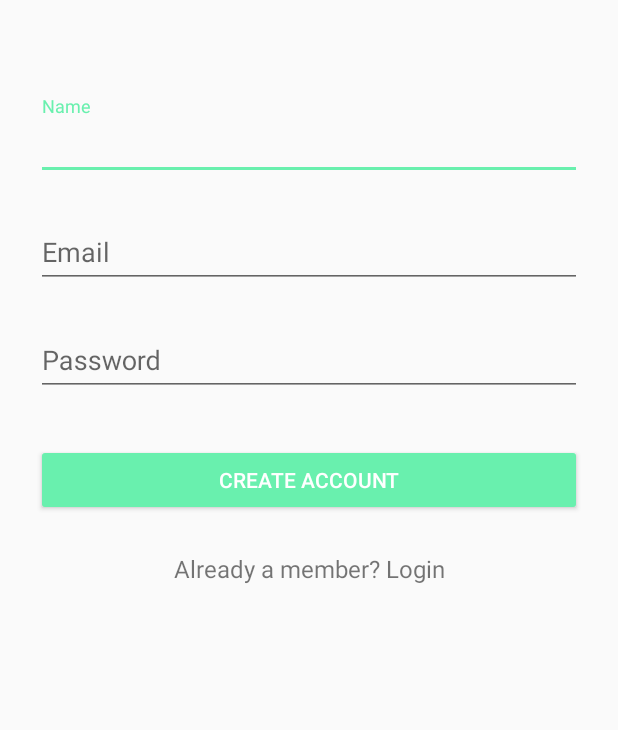
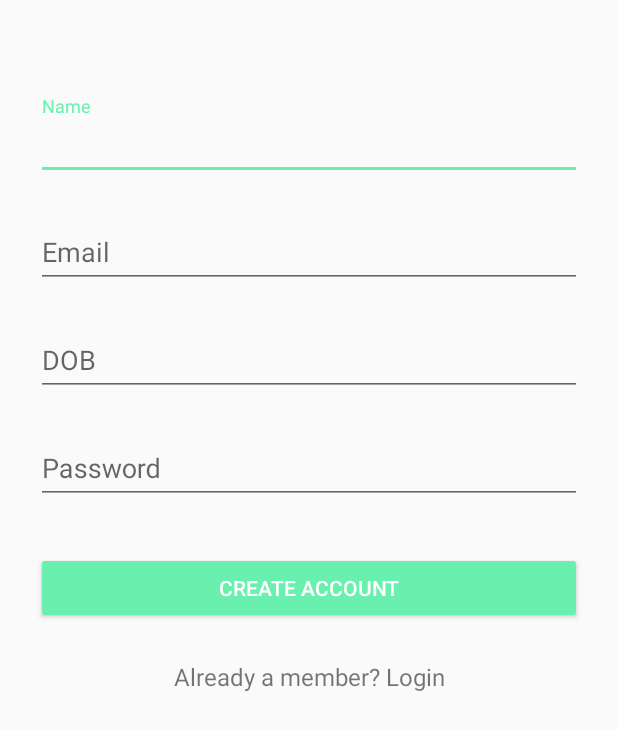
Before and after one commit to zachkirlew/WaxWanderer, an Android app: the SignUpActivity screen opened directly, with no data from a screen before it, after a tap on "CREATE ACCOUNT", on a phone screen of 412 x 824 dp. Shown: the top 730 px of the screen. Run offline under Robolectric (Android 15) with nearby library versions, the phone set to English and light mode, and no system bars; our stand-ins replace Firebase (no records; nobody signed in at launch, a user with empty details on screens opened directly); 1 statement that could not run was skipped.

Commit message:
Style choice screen added

```diff
--- /dev/null
+++ b/app/src/main/java/com/zachkirlew/applications/waxwanderer/data/model/User.kt
@@ -0,0 +1,5 @@
+package com.zachkirlew.applications.waxwanderer.data.model
+
+import java.util.*
+
+data class User(val name: String,val email : String, val dob: Date)
--- a/app/src/main/java/com/zachkirlew/applications/waxwanderer/sign_up/SignUpActivity.kt
+++ b/app/src/main/java/com/zachkirlew/applications/waxwanderer/sign_up/SignUpActivity.kt
@@ -1,24 +1,32 @@
 package com.zachkirlew.applications.waxwanderer.sign_up
 
+import android.app.DatePickerDialog
 import android.content.Intent
 import android.os.Bundle
 import android.support.v7.app.AppCompatActivity
 import android.widget.Button
+import android.widget.DatePicker
 import android.widget.EditText
 import android.widget.Toast
 import com.zachkirlew.applications.waxwanderer.R
 import com.zachkirlew.applications.waxwanderer.explore.ExploreActivity
+import com.zachkirlew.applications.waxwanderer.styles.StylesActivity
+import java.text.DateFormat
+import java.util.*
 
 
-class SignUpActivity : AppCompatActivity(), SignUpContract.View{
-
+class SignUpActivity : AppCompatActivity(), SignUpContract.View, DatePickerDialog.OnDateSetListener {
 
     private lateinit var presenter: SignUpPresenter
+
+    private var chosenDate: Date? = null
 
     private val buttonSignUp by lazy {findViewById<Button>(R.id.btn_sign_up)}
     private val editTextName by lazy {findViewById<EditText>(R.id.input_name)}
     private val editTextEmail by lazy {findViewById<EditText>(R.id.input_email)}
     private val editTextPassword by lazy {findViewById<EditText>(R.id.input_password)}
+
+    private val editTextDOB by lazy{findViewById<EditText>(R.id.input_dob)}
 
     override fun onCreate(savedInstanceState: Bundle?) {
         super.onCreate(savedInstanceState)
@@ -27,10 +35,14 @@ class SignUpActivity : AppCompatActivity(), SignUpContract.View{
         presenter = SignUpPresenter(this)
 
         buttonSignUp.setOnClickListener {getSignUpCreds()}
+
+        editTextDOB.setOnFocusChangeListener { view, hasFocus -> if (hasFocus) showDateDialog() }
     }
 
-    override fun startExploreActivity() {
-        val intent = Intent(this, ExploreActivity::class.java)
+
+
+    override fun startStylesActivity() {
+        val intent = Intent(this, StylesActivity::class.java)
         startActivity(intent)
     }
 
@@ -39,8 +51,34 @@ class SignUpActivity : AppCompatActivity(), SignUpContract.View{
         val name = editTextName.text.toString()
         val email = editTextEmail.text.toString()
         val password = editTextPassword.text.toString()
+        val dob = chosenDate!!
 
-        presenter.signUp(name,email,password)
+        presenter.signUp(name,email,dob,password)
+    }
+
+    private fun showDateDialog() {
+
+        val  c = Calendar.getInstance()
+        val mYear = c.get(Calendar.YEAR)
+        val mMonth = c.get(Calendar.MONTH)
+        val mDay = c.get(Calendar.DAY_OF_MONTH)
+
+        DatePickerDialog (this, this, mYear, mMonth, mDay).show()
+    }
+
+    override fun onDateSet(view: DatePicker?, year: Int, month: Int, day: Int) {
+
+        // Create a Date variable/object with user chosen date
+        val cal = Calendar.getInstance()
+        cal.timeInMillis = 0
+        cal.set(year, month, day, 0, 0, 0)
+
+        chosenDate = cal.time
+
+        val dfMediumUK = DateFormat.getDateInstance(DateFormat.MEDIUM, Locale.UK)
+        val dateFormatted = dfMediumUK.format(chosenDate)
+
+        editTextDOB.setText(dateFormatted)
     }
 
     override fun  showCreateUserFailedMessage(){
--- a/app/src/main/java/com/zachkirlew/applications/waxwanderer/sign_up/SignUpContract.kt
+++ b/app/src/main/java/com/zachkirlew/applications/waxwanderer/sign_up/SignUpContract.kt
@@ -1,9 +1,11 @@
 package com.zachkirlew.applications.waxwanderer.sign_up
+
+import java.util.*
 
 interface SignUpContract {
     interface View {
 
-        fun startExploreActivity()
+        fun startStylesActivity()
 
         fun showCreateUserFailedMessage()
 
@@ -12,7 +14,7 @@ interface SignUpContract {
 
     interface Presenter {
 
-        fun signUp(name : String, email : String, password: String)
+        fun signUp(name : String, email : String, dob : Date, password: String)
 
 
     }
--- a/app/src/main/java/com/zachkirlew/applications/waxwanderer/sign_up/SignUpPresenter.kt
+++ b/app/src/main/java/com/zachkirlew/applications/waxwanderer/sign_up/SignUpPresenter.kt
@@ -4,12 +4,16 @@ import android.support.annotation.NonNull
 import android.support.v7.app.AppCompatActivity
 import android.util.Log
 import com.google.firebase.auth.FirebaseAuth
+import com.google.firebase.database.FirebaseDatabase
+import com.zachkirlew.applications.waxwanderer.data.model.User
+import java.util.*
 
 
 class SignUpPresenter(private @NonNull var signUpView: SignUpContract.View) : SignUpContract.Presenter {
 
 
     private val mFirebaseAuth: FirebaseAuth = FirebaseAuth.getInstance()
+    private val database = FirebaseDatabase.getInstance()
 
     private val TAG = SignUpActivity::class.java.simpleName
 
@@ -19,7 +23,7 @@ class SignUpPresenter(private @NonNull var signUpView: SignUpContract.View) : Si
 
         if (user != null) {
             Log.d(TAG, "User is Signed In")
-            signUpView.startExploreActivity()
+            signUpView.startStylesActivity()
         } else {
             Log.d(TAG, "User is Signed Out")
         }
@@ -33,14 +37,15 @@ class SignUpPresenter(private @NonNull var signUpView: SignUpContract.View) : Si
         mFirebaseAuth.removeAuthStateListener(mAuthListener)
     }
 
-    override fun signUp(name: String, email: String, password: String) {
+    override fun signUp(name: String, email: String, dob: Date, password: String) {
 
         mFirebaseAuth.createUserWithEmailAndPassword(email, password)
                 .addOnCompleteListener(signUpView as AppCompatActivity, { task ->
                     if (task.isSuccessful) {
-                        // Sign in success, update UI with the signed-in user's information
+                        // Sign in success
                         Log.d(TAG, "createUserWithEmail:success")
-                        signUpView.startExploreActivity()
+                        saveUserDetails(name, email, dob)
+                        signUpView.startStylesActivity()
                     } else {
                         // If sign in fails, display a message to the user.
                         Log.w(TAG, "createUserWithEmail:failure", task.exception)
@@ -48,4 +53,13 @@ class SignUpPresenter(private @NonNull var signUpView: SignUpContract.View) : Si
                     }
                 })
     }
+
+    private fun saveUserDetails(name: String, email: String, date: Date) {
+        val myRef = database.reference
+
+        val user = mFirebaseAuth.currentUser
+
+        myRef.child("users").child(user?.uid).setValue(User(name,email,date))
+
+    }
 }
--- a/app/src/main/res/layout/activity_sign_up.xml
+++ b/app/src/main/res/layout/activity_sign_up.xml
@@ -20,6 +20,7 @@
             <!--android:layout_gravity="center_horizontal" />-->
 
         <!--  Name Label -->
+
         <android.support.design.widget.TextInputLayout
             android:layout_width="match_parent"
             android:layout_height="wrap_content"
@@ -47,6 +48,22 @@
                 android:layout_height="wrap_content"
                 android:hint="Email"
                 android:inputType="textEmailAddress" />
+        </android.support.design.widget.TextInputLayout>
+
+        <!-- DOB Label -->
+        <android.support.design.widget.TextInputLayout
+            android:layout_width="match_parent"
+            android:layout_height="wrap_content"
+            android:layout_marginBottom="8dp"
+            android:layout_marginTop="8dp"
+            android:clickable="false">
+
+            <EditText
+                android:id="@+id/input_dob"
+                android:layout_width="match_parent"
+                android:layout_height="wrap_content"
+                android:editable="false"
+                android:hint="DOB" />
         </android.support.design.widget.TextInputLayout>
 
         <!-- Password Label -->
```
Also changed, not shown: app/build.gradle (+9 -3 lines), app/src/main/AndroidManifest.xml (+10 -4 lines), app/src/main/java/com/zachkirlew/applications/waxwanderer/styles/StylesActivity.kt (added, +63 -0 lines), app/src/main/java/com/zachkirlew/applications/waxwanderer/styles/StylesContract.kt (added, +17 -0 lines), app/src/main/java/com/zachkirlew/applications/waxwanderer/styles/StylesPresenter.kt (added, +58 -0 lines), app/src/main/res/layout/activity_styles.xml (added, +29 -0 lines).
